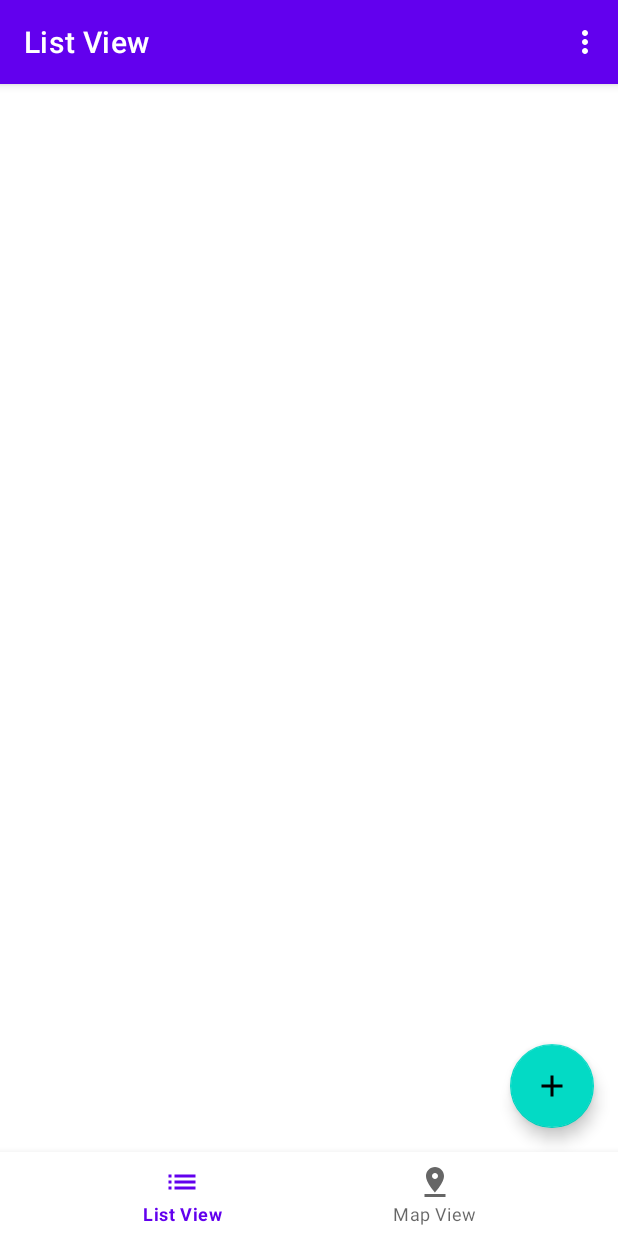
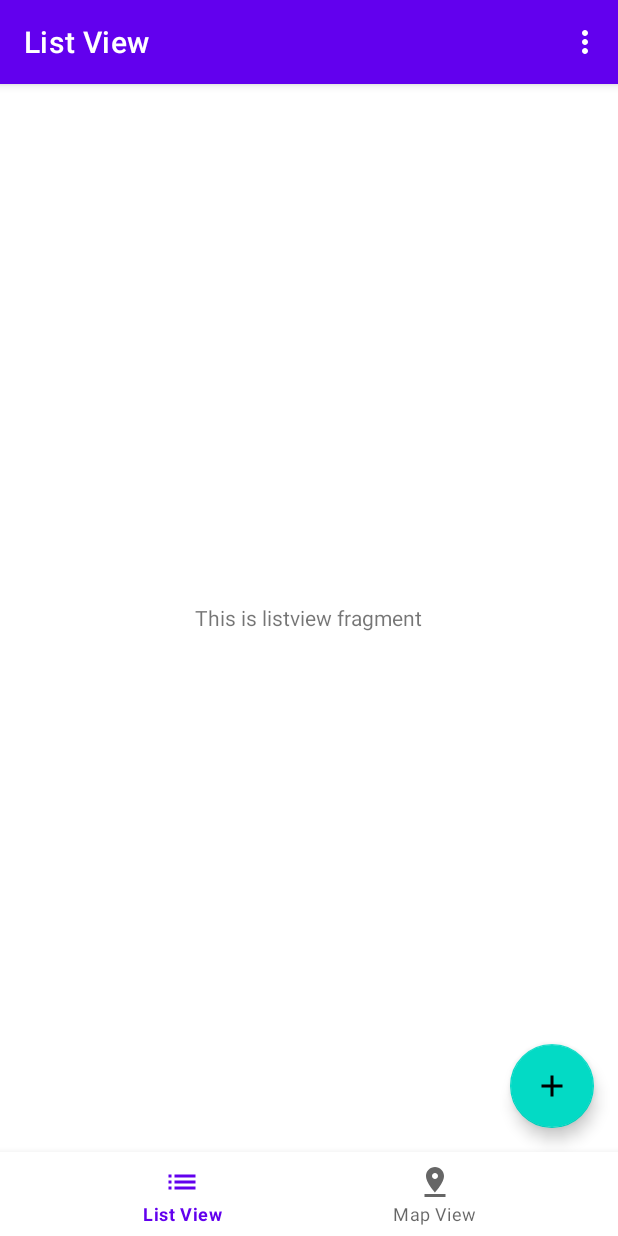
Before and after one commit to GrantJEmerson/interactivediary, an Android app: the HomeActivity screen opened directly, with no data from a screen before it, on a phone screen of 412 x 824 dp. Run offline under Robolectric (Android 15) with nearby library versions, the phone set to English and light mode, and no system bars; our stand-ins replace data binding, navigation-ui.

Commit message:
Fixed stupid mistake so listview and mapview fragment layouts actually appear

```diff
--- a/app/src/main/AndroidManifest.xml
+++ b/app/src/main/AndroidManifest.xml
@@ -1,6 +1,6 @@
 <?xml version="1.0" encoding="utf-8"?>
 <manifest xmlns:android="http://schemas.android.com/apk/res/android"
-    package="com.group24.interactivediary">
+    package="com.group24.interactivediary" >
 
     <uses-permission android:name="android.permission.ACCESS_NETWORK_STATE" />
     <uses-permission android:name="android.permission.INTERNET" />
@@ -12,7 +12,7 @@
         android:label="@string/app_name"
         android:roundIcon="@mipmap/ic_launcher_round"
         android:supportsRtl="true"
-        android:theme="@style/Theme.InteractiveDiary">
+        android:theme="@style/Theme.InteractiveDiary" >
         <activity
             android:name=".EntryCreateActivity"
             android:exported="false"
@@ -22,7 +22,7 @@
             android:name=".LoginSignupActivity"
             android:exported="true"
             android:label="@string/title_activity_login_signup"
-            android:theme="@style/Theme.InteractiveDiary.NoActionBar">
+            android:theme="@style/Theme.InteractiveDiary.NoActionBar" >
             <intent-filter>
                 <action android:name="android.intent.action.MAIN" />
 
--- a/app/src/main/java/com/group24/interactivediary/HomeActivity.java
+++ b/app/src/main/java/com/group24/interactivediary/HomeActivity.java
@@ -31,7 +31,6 @@ public class HomeActivity extends AppCompatActivity {
 
         setSupportActionBar(binding.toolbar);
 
-        BottomNavigationView navView = findViewById(R.id.nav_view);
         // Passing each menu ID as a set of Ids because each
         // menu should be considered as top level destinations.
         AppBarConfiguration appBarConfiguration = new AppBarConfiguration.Builder(
--- a/app/src/main/res/layout/activity_home.xml
+++ b/app/src/main/res/layout/activity_home.xml
@@ -1,8 +1,9 @@
 <?xml version="1.0" encoding="utf-8"?>
-<RelativeLayout
+<layout
     xmlns:android="http://schemas.android.com/apk/res/android"
     xmlns:app="http://schemas.android.com/apk/res-auto"
-    xmlns:tools="http://schemas.android.com/tools"
+    xmlns:tools="http://schemas.android.com/tools">
+    <RelativeLayout
         android:id="@+id/homeRelativeLayout"
         android:layout_width="match_parent"
         android:layout_height="match_parent"
@@ -50,3 +51,4 @@
             app:menu="@menu/bottom_nav_menu" />
 
     </RelativeLayout>
+</layout>
--- a/app/src/main/res/layout/content_home.xml
+++ b/app/src/main/res/layout/content_home.xml
@@ -9,8 +9,8 @@
     <fragment
         android:id="@+id/nav_host_fragment_content_home"
         android:name="androidx.navigation.fragment.NavHostFragment"
-        android:layout_width="0dp"
-        android:layout_height="0dp"
+        android:layout_width="match_parent"
+        android:layout_height="match_parent"
         app:defaultNavHost="true"
         app:layout_constraintBottom_toBottomOf="parent"
         app:layout_constraintLeft_toLeftOf="parent"
```
Also changed, not shown: app/src/main/res/layout/fragment_listview.xml (+4 -14 lines), app/src/main/res/layout/fragment_mapview.xml (+4 -14 lines). Lines whose indentation alone changed are shown as unchanged.
